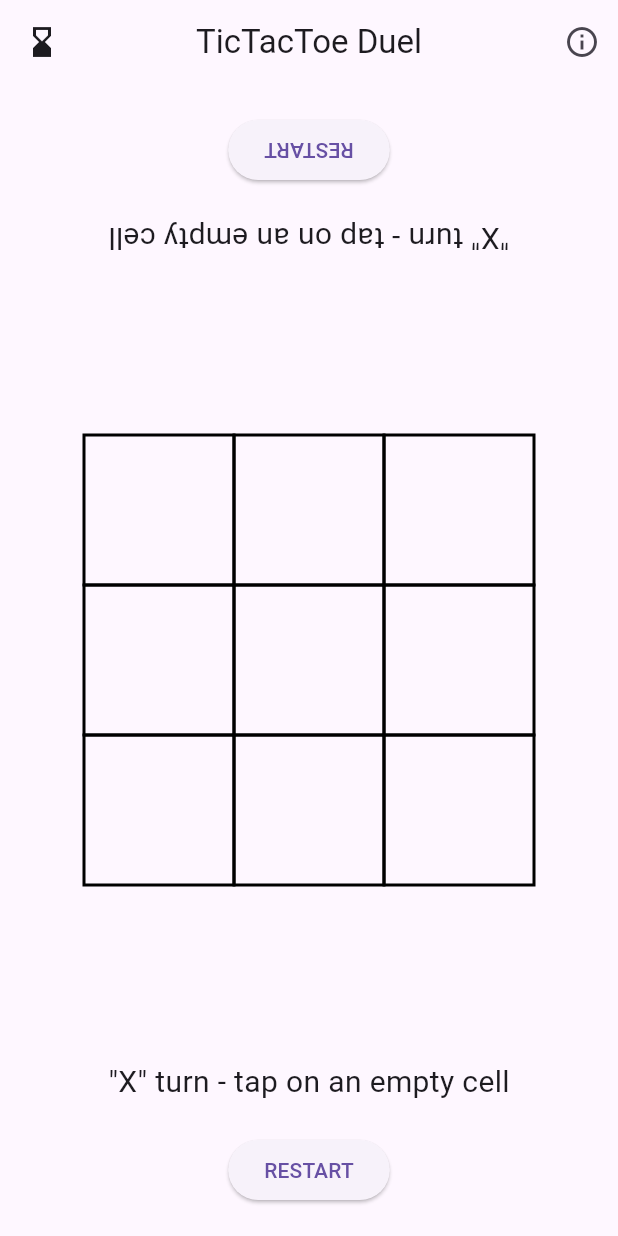
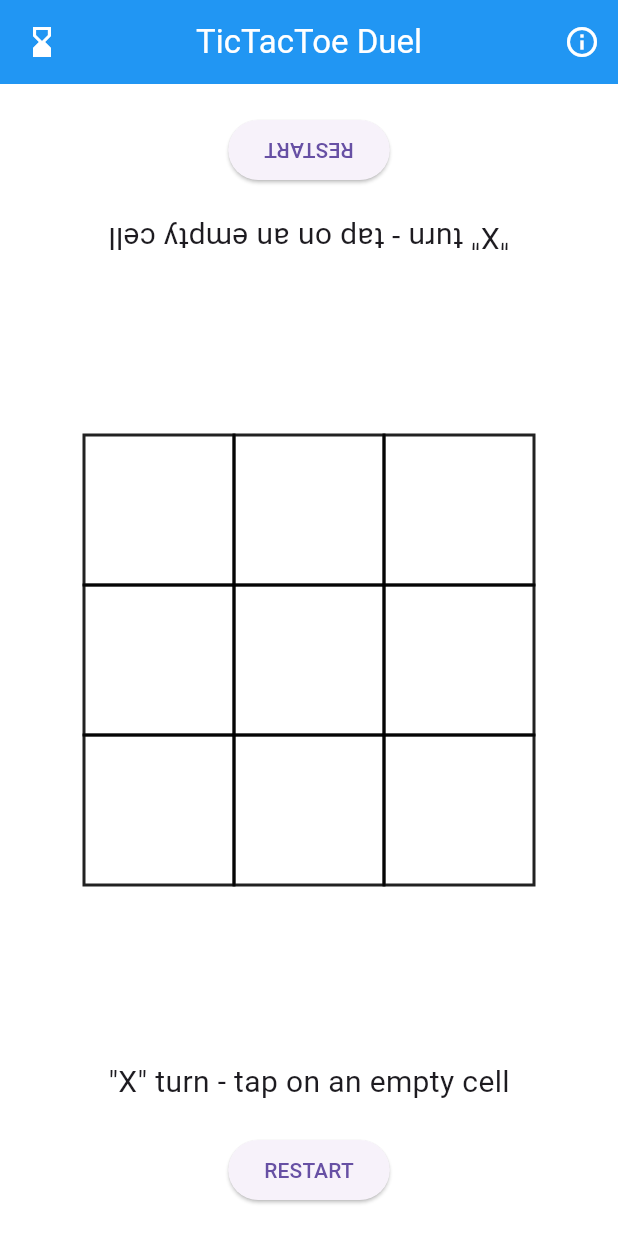
Before and after one commit to ihoru/tictactoe_flutter, a Flutter app: the screen it shows after launch, on a phone screen of 412 x 824 dp. Run offline on Flutter 3.47's test engine with Material 3 defaults, Android fonts, the light colour scheme and no system bars; missing offline and left inert: touchable.

Commit message:
Refactor: Implement system-based dark mode
This commit introduces dark mode support that respects the system's theme settings.

Key changes:
- Added `darkTheme` and set `themeMode` to `ThemeMode.system` in `MaterialApp`.
- Updated `AppBarTheme` for both light and dark themes.
- Adjusted `_cellPaint`, `_valuePaint`, and `_winPaint` in `GamePainter` to use theme-dependent colors.

```diff
--- a/lib/main.dart
+++ b/lib/main.dart
@@ -17,7 +17,23 @@ class TicTacToeApp extends StatelessWidget {
       title: appTitle,
       theme: ThemeData(
         primarySwatch: Colors.blue,
+        brightness: Brightness.light,
+        scaffoldBackgroundColor: Colors.white,
+        appBarTheme: const AppBarTheme(
+          backgroundColor: Colors.blue,
+          foregroundColor: Colors.white,
+        ),
       ),
+      darkTheme: ThemeData(
+        primarySwatch: Colors.blue,
+        brightness: Brightness.dark,
+        scaffoldBackgroundColor: Colors.grey[900],
+        appBarTheme: AppBarTheme(
+          backgroundColor: Colors.grey[850],
+          foregroundColor: Colors.white,
+        ),
+      ),
+      themeMode: ThemeMode.system,
       home: const MainPage(title: appTitle),
     );
   }
@@ -277,16 +293,24 @@ class GameFieldPainter extends CustomPainter {
   final Game game;
   final Function makeTurn;
 
-  final _cellPaint = Paint()
-    ..color = Colors.black
+  Paint get _cellPaint => Paint()
+    ..color = Theme.of(context).brightness == Brightness.dark
+        ? Colors.white70
+        : Colors.black87
     ..style = PaintingStyle.stroke
     ..strokeWidth = 2;
-  final _valuePaint = Paint()
-    ..color = Colors.red
+
+  Paint get _valuePaint => Paint()
+    ..color = Theme.of(context).brightness == Brightness.dark
+        ? Colors.redAccent
+        : Colors.red
     ..style = PaintingStyle.stroke
     ..strokeWidth = 4;
-  final _winPaint = Paint()
-    ..color = Colors.blue
+
+  Paint get _winPaint => Paint()
+    ..color = Theme.of(context).brightness == Brightness.dark
+        ? Colors.yellow
+        : Colors.black87
     ..style = PaintingStyle.stroke
     ..strokeWidth = 10;
 
```
